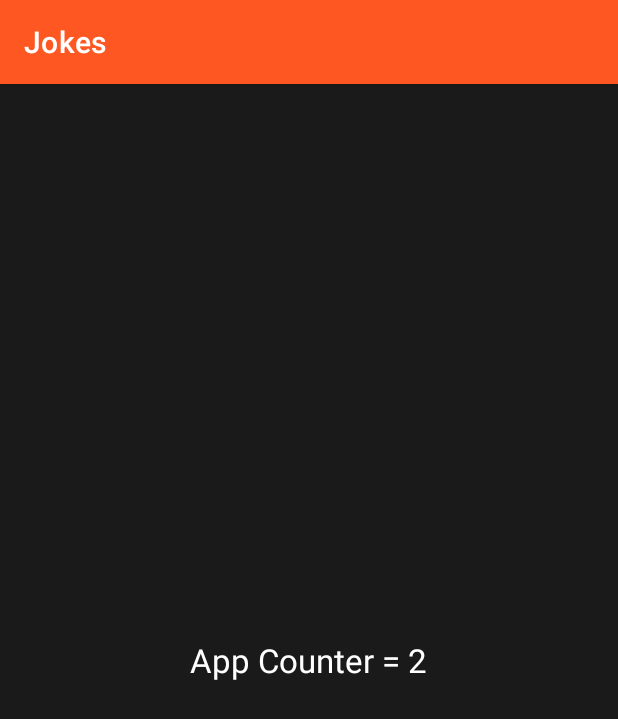
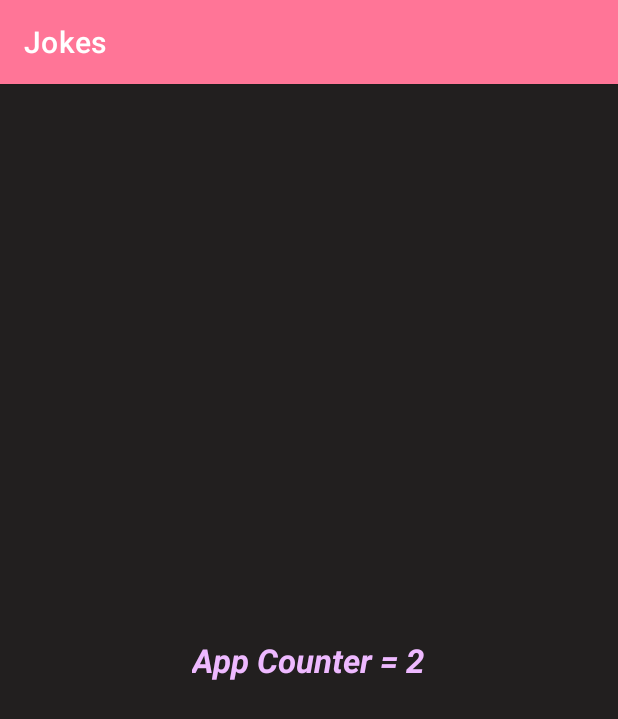
Before and after one commit to VahabAbbasi82/JokesInApp, an Android app: the CounterFragment screen opened directly, with no data from a screen before it, on a phone screen of 412 x 824 dp. Shown: the top 719 px of the screen. Run offline under Robolectric (Android 15) with nearby library versions, the phone set to English and light mode, and no system bars; our stand-ins replace Dagger/Hilt's generated code, navigation-ui.

Commit message:
commit: design dialog fragment

```diff
--- a/app/src/main/java/ir/vahab/jokesinapp/domain/model/Joke.kt
+++ b/app/src/main/java/ir/vahab/jokesinapp/domain/model/Joke.kt
@@ -1,9 +1,12 @@
 package ir.vahab.jokesinapp.domain.model
 
+import android.os.Parcelable
 import androidx.room.Entity
 import androidx.room.PrimaryKey
+import kotlinx.parcelize.Parcelize
 
 @Entity(tableName = "tblJoke")
+@Parcelize
 data class Joke(
     val category: String,
     val type: String,
@@ -13,4 +16,4 @@ data class Joke(
     val id: Int,
     val safe: Boolean,
     val lang: String
-)
+) : Parcelable
--- a/app/src/main/java/ir/vahab/jokesinapp/presentation/viewmodel/JokeViewModel.kt
+++ b/app/src/main/java/ir/vahab/jokesinapp/presentation/viewmodel/JokeViewModel.kt
@@ -3,9 +3,11 @@ package ir.vahab.jokesinapp.presentation.viewmodel
 import androidx.lifecycle.*
 import dagger.hilt.android.lifecycle.HiltViewModel
 import ir.vahab.jokesinapp.domain.usecase.GetJokesUseCase
+import kotlinx.coroutines.ExperimentalCoroutinesApi
 import kotlinx.coroutines.flow.*
 import javax.inject.Inject
 
+@ExperimentalCoroutinesApi
 @HiltViewModel
 class JokeViewModel @Inject constructor(
     private val getJokesUseCase: GetJokesUseCase,
--- a/app/src/main/res/drawable-mdpi/color_background_gr.xml
+++ b/app/src/main/res/drawable-mdpi/color_background_gr.xml
@@ -3,10 +3,10 @@
     xmlns:android="http://schemas.android.com/apk/res/android"
     android:shape="rectangle">
 
-    <gradient android:startColor="@color/primary"
-        android:centerColor="#2C2B2B"
+    <gradient android:startColor="#252224"
+        android:centerColor="#28262A"
         android:centerY="0.5"
-        android:endColor="#424040"
+        android:endColor="#252224"
         android:angle="270" />
 
 </shape>
--- a/app/src/main/res/drawable-mdpi/dialog_bg.xml
+++ b/app/src/main/res/drawable-mdpi/dialog_bg.xml
@@ -3,7 +3,7 @@
     <solid
         android:background="@color/primary"/>
     <corners
-        android:radius="15dp" />
+        android:radius="10dp" />
     <padding
         android:left="16dp"
         android:top="16dp"
--- a/app/src/main/res/drawable/ic_joker_svgrepo_com.xml
+++ b/app/src/main/res/drawable/ic_joker_svgrepo_com.xml
@@ -6,7 +6,7 @@
 
   <group
       android:scaleX="0.5"
-      android:scaleY="0.35"
+      android:scaleY="0.3"
       android:pivotX="254"
       android:pivotY="200">
 
@@ -15,22 +15,22 @@
         android:fillColor="#00000000"/>
     <path
         android:pathData="M253.2,334m-90.4,0a90.4,90.4 0,1 1,180.8 0a90.4,90.4 0,1 1,-180.8 0"
-        android:fillColor="#FFEB3B"/>
+        android:fillColor="#ffb9db"/>
     <path
         android:pathData="M352.8,168.8c-11.2,-0.4 -23.2,1.6 -34.8,6c1.2,-4.4 2.8,-8.4 4.8,-12.4c17.6,-40 56.8,-72.8 107.2,-52.4c-43.2,-40 -98.4,-34 -139.6,10.8c-15.2,16.4 -28.4,38 -37.6,63.6c-9.2,-25.6 -22.4,-47.6 -37.6,-63.6C174.4,76 119.2,70.4 76,110c50,-20.8 89.6,12.4 107.2,52.4c2,4 3.6,8.4 4.8,12.4c-11.6,-4.4 -23.2,-6.4 -34.8,-6c-46.4,1.2 -86.4,39.2 -99.6,99.6C79.2,216 120,208 148.4,222c19.2,9.2 32.8,27.2 40,49.2H318c6.8,-22 20.8,-40 40,-49.2c28.4,-14 68.8,-6 94.8,46.4C439.6,208 399.6,170 352.8,168.8z"
-        android:fillColor="#FF5722"/>
+        android:fillColor="#ff7597"/>
     <path
         android:pathData="M450,264.8m-20.8,0a20.8,20.8 0,1 1,41.6 0a20.8,20.8 0,1 1,-41.6 0"
-        android:fillColor="#FFFFFF"/>
+        android:fillColor="#bb86fc"/>
     <path
         android:pathData="M428.8,106.8m-17.6,0a17.6,17.6 0,1 1,35.2 0a17.6,17.6 0,1 1,-35.2 0"
-        android:fillColor="#FFFFFF"/>
+        android:fillColor="#bb86fc"/>
     <path
         android:pathData="M58,264.8m-20.8,0a20.8,20.8 0,1 1,41.6 0a20.8,20.8 0,1 1,-41.6 0"
-        android:fillColor="#FFFFFF"/>
+        android:fillColor="#bb86fc"/>
     <path
         android:pathData="M79.2,106.8m-17.6,0a17.6,17.6 0,1 1,35.2 0a17.6,17.6 0,1 1,-35.2 0"
-        android:fillColor="#FFFFFF"/>
+        android:fillColor="#bb86fc"/>
     <path
         android:pathData="M284.8,322.4m-14.8,0a14.8,14.8 0,1 1,29.6 0a14.8,14.8 0,1 1,-29.6 0"
         android:fillColor="#324A5E"/>
--- a/app/src/main/res/layout/fragment_counter.xml
+++ b/app/src/main/res/layout/fragment_counter.xml
@@ -20,8 +20,9 @@
         <TextView
             android:id="@+id/tvCounter"
             android:text="@string/app_name"
-            android:textColor="@color/white"
+            android:textColor="@color/teal_200"
             android:textAppearance="?android:attr/textAppearanceLarge"
+            android:textStyle="bold|italic"
             android:layout_width="wrap_content"
             android:layout_height="wrap_content" />
 
--- a/app/src/main/res/navigation/nav_graph.xml
+++ b/app/src/main/res/navigation/nav_graph.xml
@@ -21,4 +21,14 @@
         android:name="ir.vahab.jokesinapp.presentation.ui.JokesFragment"
         android:label="Jokes"
         tools:layout="@layout/fragment_jokes" />
+    <dialog
+        android:id="@+id/jokeDetailDialog"
+        android:name="ir.vahab.jokesinapp.presentation.ui.JokeDetailDialog"
+        android:label="dialog_joke_detail"
+        tools:layout="@layout/dialog_joke_detail" />
+    <action
+        android:id="@+id/action_global_jokeDetailDialog"
+        app:destination="@id/jokeDetailDialog"
+        app:enterAnim="@android:anim/fade_in"
+        app:exitAnim="@android:anim/fade_out" />
 </navigation>
--- a/app/src/main/res/values/colors.xml
+++ b/app/src/main/res/values/colors.xml
@@ -1,19 +1,20 @@
 <?xml version="1.0" encoding="utf-8"?>
 <resources>
-    <color name="primary">#1B1A1A</color>
-    <color name="secondary">#FF5722</color>
+    <color name="primary">#221F1F</color>
+    <color name="secondary">#ff7597</color>
     <color name="third">#FF9800</color>
     <color name="purple_200">#FF9800</color>
-    <color name="purple_500">#FF5722</color>
-    <color name="purple_700">#1B1A1A</color>
-    <color name="teal_200">#FFEB3B</color>
+    <color name="purple_500">#ff7597</color>
+    <color name="purple_700">#221F1F</color>
+    <color name="teal_200">#eeb9ff</color>
     <color name="teal_700">#8BC34A</color>
     <color name="black">#FF000000</color>
     <color name="white">#FFFFFFFF</color>
     <color name="transparent">#00000000</color>
-    <color name="button_border">#FF5722</color>
+    <color name="reserve_color">#bb86fc</color>
+    <color name="button_border">#ff7597</color>
     <color name="button_border_press">#bfbfbf</color>
-    <color name="color_pr_gradient1">#FF5722</color>
-    <color name="color_pr_gradient2">#F8754B</color>
-    <color name="color_pr_gradient3">#F89D7F</color>
+    <color name="color_pr_gradient1">#ff7597</color>
+    <color name="color_pr_gradient2">#ff97b9</color>
+    <color name="color_pr_gradient3">#ffb9db</color>
 </resources>
```
Also changed, not shown: app/src/main/java/ir/vahab/jokesinapp/presentation/adapter/JokeAdapter.kt (+15 -7 lines), app/src/main/java/ir/vahab/jokesinapp/presentation/ui/JokesFragment.kt (+14 -9 lines), app/src/main/res/layout/dialog_joke_detail.xml (+30 -20 lines), app/src/main/res/layout/item_joke.xml (+27 -10 lines).
